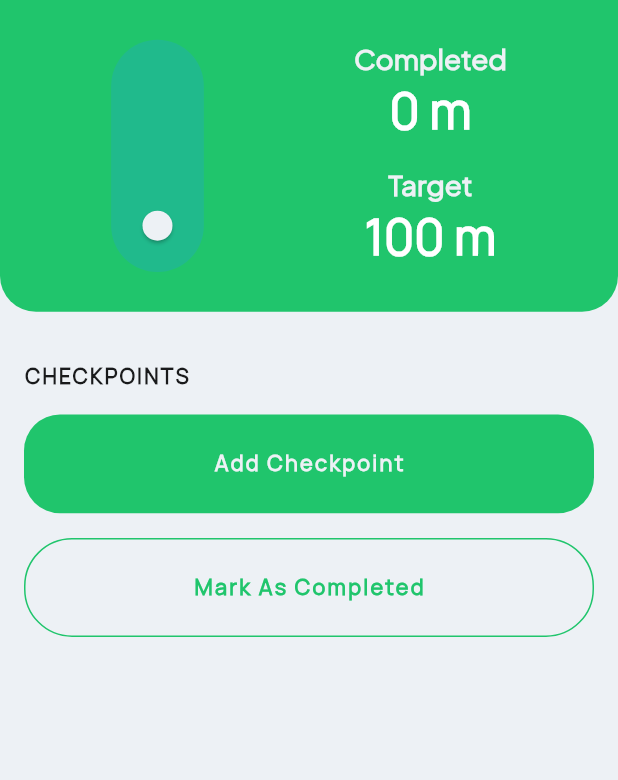
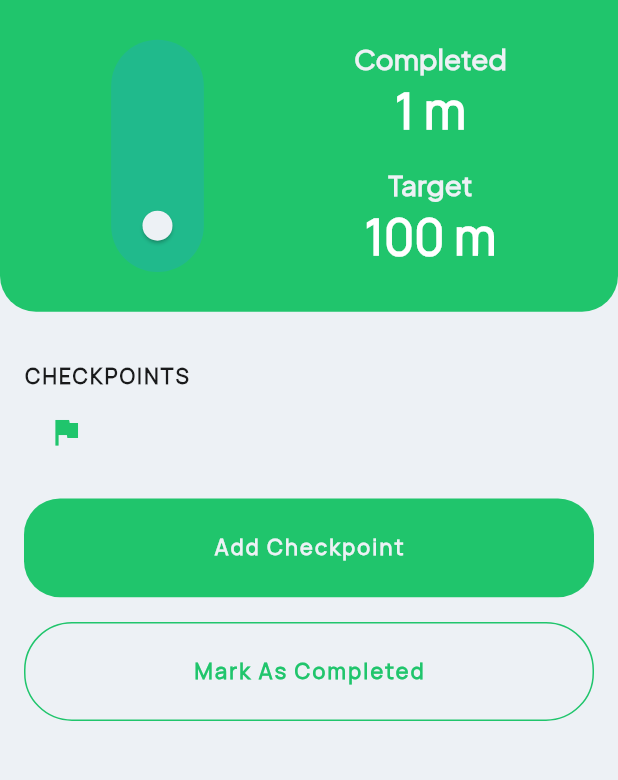
Before and after one commit to devOmedia/distance-tracker-, a Flutter app: the CheckPointScreen screen opened directly, after a tap on "Add Checkpoint", on a phone screen of 412 x 824 dp, the part 123-903 px from its top. Run offline on Flutter 3.47's test engine with Material 2 defaults, Android fonts, the phone set to English and light mode, and no system bars; our stand-ins replace cloud_firestore, firebase_core, flutter_riverpod, flutter_svg; accounts and stored records are empty.

Commit message:
target flag

```diff
--- a/lib/controller/providers/target_provider.dart
+++ b/lib/controller/providers/target_provider.dart
@@ -5,10 +5,16 @@
   double target = 100;
   final List<double> checkPoints = [];
   double completedLimit = 0;
+  double limit = 0;
 
 //set target
   setTarget(double value) {
     target = value;
+    notifyListeners();
+  }
+
+  setLimit(double value) {
+    limit = value;
     notifyListeners();
   }
 
--- a/lib/view/screens/checkpoint_screen.dart
+++ b/lib/view/screens/checkpoint_screen.dart
@@ -107,10 +107,23 @@
                     ),
                   ),
                   //========================================>>> checkpoint
+                  ListView.builder(
+                      itemCount: ref.watch(targetProvider).checkPoints.length,
+                      shrinkWrap: true,
+                      itemBuilder: (context, index) {
+                        return ListTile(
+                          leading: Icon(
+                            Icons.flag,
+                            color: Kconst.green,
+                          ),
+                        );
+                      }),
                   SizedBox(height: size.height * 0.02),
                   CustomButtonWidget(
                     size: size,
-                    onPressed: () {},
+                    onPressed: () {
+                      ref.read(targetProvider).addCheckPint(1);
+                    },
                     title: "Add Checkpoint",
                   ),
                   //=======================================>>> mark as completed button.
```
